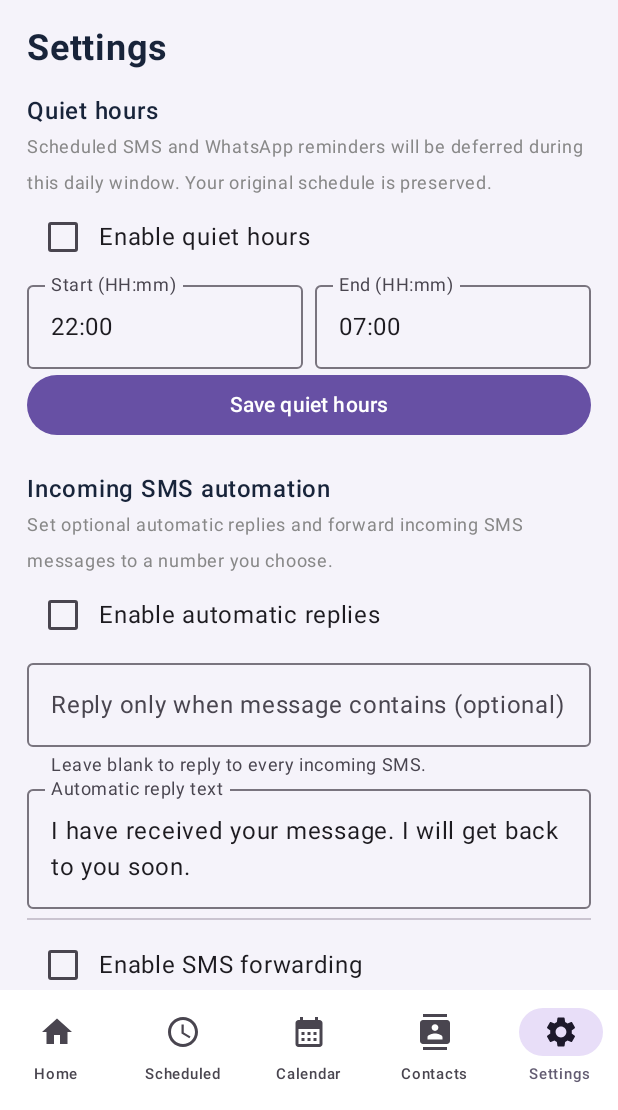
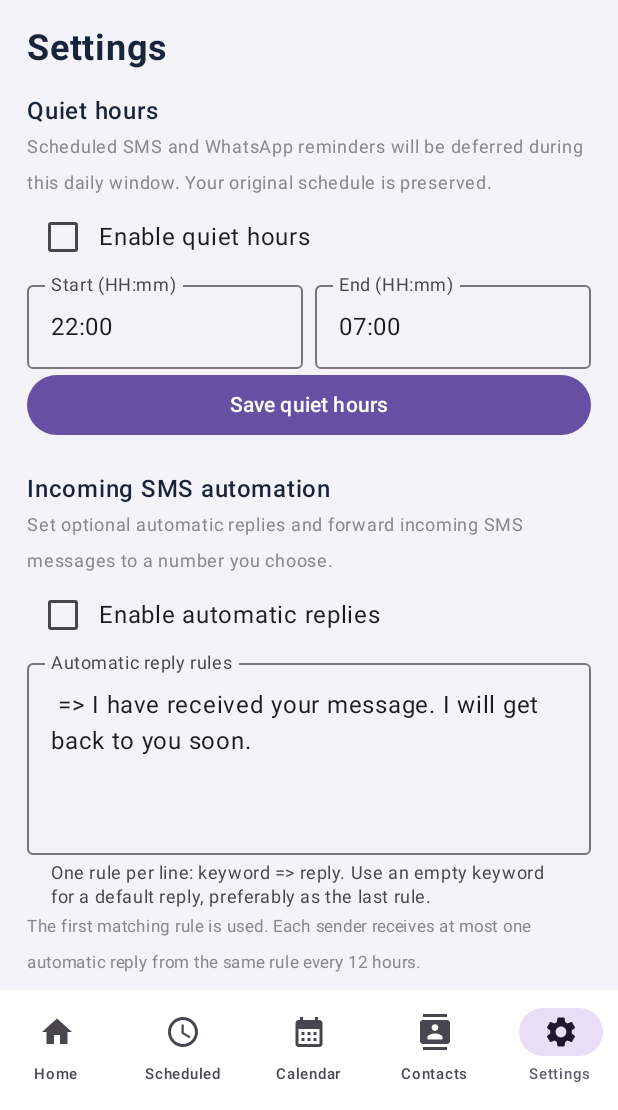
Before and after one commit to sdordzie/PassportStudio-SKD, an Android app built with Jetpack Compose: the screen it shows after launch (MainActivity), item 5 of the bottom bar chosen, on a phone screen of 412 x 824 dp, the part 126-1236 px from its top. Run offline under Robolectric (Android 15) with nearby library versions, the phone set to English and light mode, and no system bars; our stand-ins replace Room's generated code; 1 statement that could not run was skipped.

Commit message:
Add multiple SMS automation rules and forwarding filters

```diff
--- a/SAMMessageScheduler/app/src/main/java/com/bigsammy/sammessagescheduler/MainActivity.kt
+++ b/SAMMessageScheduler/app/src/main/java/com/bigsammy/sammessagescheduler/MainActivity.kt
@@ -762,22 +762,59 @@ private fun SchedulerScreen(
                     Text("Set optional automatic replies and forward incoming SMS messages to a number you choose.", color = Color.Gray, fontSize = 12.sp)
                     val automationPrefs = remember { context.getSharedPreferences("sam_sms_automation", android.content.Context.MODE_PRIVATE) }
                     var autoReplyEnabled by remember { mutableStateOf(automationPrefs.getBoolean("auto_reply_enabled", false)) }
-                    var replyKeyword by remember { mutableStateOf(automationPrefs.getString("reply_keyword", "") ?: "") }
-                    var replyText by remember { mutableStateOf(automationPrefs.getString("reply_text", "I have received your message. I will get back to you soon.") ?: "") }
+                    var replyRulesText by remember {
+                        mutableStateOf(
+                            automationPrefs.getString("reply_rules", null) ?: run {
+                                val oldKeyword = automationPrefs.getString("reply_keyword", "").orEmpty()
+                                val oldReply = automationPrefs.getString("reply_text", "I have received your message. I will get back to you soon.").orEmpty()
+                                "$oldKeyword => $oldReply"
+                            }
+                        )
+                    }
                     var forwardingEnabled by remember { mutableStateOf(automationPrefs.getBoolean("forward_enabled", false)) }
                     var forwardNumber by remember { mutableStateOf(automationPrefs.getString("forward_number", "") ?: "") }
+                    var forwardKeyword by remember { mutableStateOf(automationPrefs.getString("forward_keyword", "") ?: "") }
                     var automationMessage by remember { mutableStateOf("") }
                     Row(verticalAlignment = Alignment.CenterVertically) { Checkbox(autoReplyEnabled, { autoReplyEnabled = it }); Text("Enable automatic replies") }
-                    OutlinedTextField(replyKeyword, { replyKeyword = it }, modifier = Modifier.fillMaxWidth(), label = { Text("Reply only when message contains (optional)") }, supportingText = { Text("Leave blank to reply to every incoming SMS.") })
-                    OutlinedTextField(replyText, { replyText = it }, modifier = Modifier.fillMaxWidth(), label = { Text("Automatic reply text") }, minLines = 2)
+                    OutlinedTextField(
+                        replyRulesText,
+                        { replyRulesText = it },
+                        modifier = Modifier.fillMaxWidth(),
+                        label = { Text("Automatic reply rules") },
+                        supportingText = { Text("One rule per line: keyword => reply. Use an empty keyword for a default reply, preferably as the last rule.") },
+                        minLines = 4
+                    )
+                    Text("The first matching rule is used. Each sender receives at most one automatic reply from the same rule every 12 hours.", color = Color.Gray, fontSize = 11.sp)
                     Divider(modifier = Modifier.padding(vertical = 6.dp))
                     Row(verticalAlignment = Alignment.CenterVertically) { Checkbox(forwardingEnabled, { forwardingEnabled = it }); Text("Enable SMS forwarding") }
                     OutlinedTextField(forwardNumber, { forwardNumber = it }, modifier = Modifier.fillMaxWidth(), label = { Text("Forward incoming SMS to") }, singleLine = true)
+                    OutlinedTextField(forwardKeyword, { forwardKeyword = it }, modifier = Modifier.fillMaxWidth(), label = { Text("Forward only when message contains (optional)") }, supportingText = { Text("Leave blank to forward all incoming SMS.") })
                     Button(onClick = {
-                        if (autoReplyEnabled && replyText.isBlank()) automationMessage = "Enter an automatic reply message."
-                        else if (forwardingEnabled && forwardNumber.count { it.isDigit() } < 7) automationMessage = "Enter a valid forwarding number."
-                        else {
-                            automationPrefs.edit().putBoolean("auto_reply_enabled", autoReplyEnabled).putString("reply_keyword", replyKeyword.trim()).putString("reply_text", replyText.trim()).putBoolean("forward_enabled", forwardingEnabled).putString("forward_number", forwardNumber.trim()).apply()
+                        val parsedRules = replyRulesText.lineSequence().map { it.trim() }.filter { it.isNotBlank() }.map { line ->
+                            val separator = line.indexOf("=>")
+                            if (separator < 0 || line.substring(separator + 2).isBlank()) null
+                            else line.substring(0, separator).trim() to line.substring(separator + 2).trim()
+                        }.toList()
+                        val hasMalformedRule = replyRulesText.lineSequence().map { it.trim() }.filter { it.isNotBlank() }.any { line ->
+                            val separator = line.indexOf("=>")
+                            separator < 0 || line.substring(separator + 2).isBlank()
+                        }
+                        val hasDefaultBeforeLast = parsedRules.dropLast(1).any { it.first.isBlank() }
+                        if (autoReplyEnabled && (parsedRules.isEmpty() || hasMalformedRule || hasDefaultBeforeLast)) {
+                            automationMessage = "Enter valid reply rules using keyword => reply. Put any blank-keyword default rule last."
+                        } else if (forwardingEnabled && forwardNumber.count { it.isDigit() } < 7) {
+                            automationMessage = "Enter a valid forwarding number."
+                        } else {
+                            val firstRule = parsedRules.firstOrNull()
+                            automationPrefs.edit()
+                                .putBoolean("auto_reply_enabled", autoReplyEnabled)
+                                .putString("reply_rules", parsedRules.joinToString("\\n") { "${it.first} => ${it.second}" })
+                                .putString("reply_keyword", firstRule?.first.orEmpty())
+                                .putString("reply_text", firstRule?.second.orEmpty())
+                                .putBoolean("forward_enabled", forwardingEnabled)
+                                .putString("forward_number", forwardNumber.trim())
+                                .putString("forward_keyword", forwardKeyword.trim())
+                                .apply()
                             if (autoReplyEnabled || forwardingEnabled) onEnableSmsAutomation()
                             automationMessage = if (autoReplyEnabled || forwardingEnabled) "Rules saved. Grant incoming SMS permission when Android asks." else "Incoming SMS automation disabled."
                         }
```
